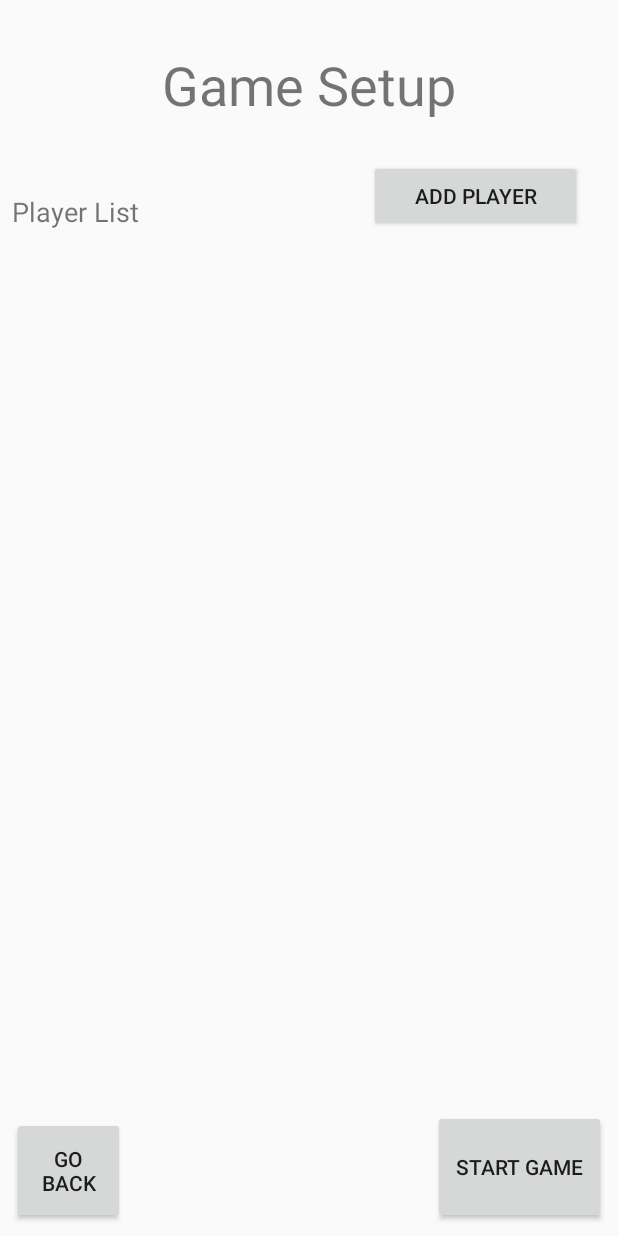
After one commit to ConnorPhalen/PictoProjectProto, an Android app: the layout activity_game_setup.xml on its own in the app's theme, with its tools: preview values and no code run, on a phone screen of 412 x 824 dp. The commit adds this screen. Run offline under Robolectric (Android 15) with nearby library versions, the phone set to English and light mode, and no system bars.

Commit message:
Added:     - Layouts for views     - Classes for dealing with setting and playing the game.

```diff
--- a/app/src/main/java/com/example/phale/pictoprojectproto/ViewClasses/GameSession.java
+++ b/app/src/main/java/com/example/phale/pictoprojectproto/Activities/GameActivity.java
@@ -1,15 +1,15 @@
-package com.example.phale.pictoprojectproto.ViewClasses;
+package com.example.phale.pictoprojectproto.Activities;
 
 import android.os.Bundle;
 import android.support.v7.app.AppCompatActivity;
 
 import com.example.phale.pictoprojectproto.R;
 
-public class GameSession extends AppCompatActivity {
+public class GameActivity extends AppCompatActivity {
 
     @Override
     protected void onCreate(Bundle savedInstanceState) {
         super.onCreate(savedInstanceState);
-        setContentView(R.layout.activity_draw);
+        setContentView(R.layout.activity_game_session);
     }
 }
--- a/app/src/main/java/com/example/phale/pictoprojectproto/DataClasses/DrawPath.java
+++ b/app/src/main/java/com/example/phale/pictoprojectproto/DataClasses/DrawPath.java
@@ -4,7 +4,7 @@ import android.graphics.Path;
 
 public class DrawPath {
 
-    public  int     colour;
+    public  int    colour;
     public boolean emboss;
     public int     strokeWidth;
     public Path    path;
--- a/app/src/main/res/layout/activity_draw.xml
+++ b/app/src/main/res/layout/activity_draw.xml
@@ -4,7 +4,7 @@
     android:id="@+id/activity_main"
     android:layout_width="match_parent"
     android:layout_height="match_parent"
-    tools:context=".ViewClasses.GameSession">
+    tools:context=".Activities.GameActivity">
 
     <ViewClasses.GameSession
         android:id="@+id/paintView"
--- /dev/null
+++ b/app/src/main/res/layout/activity_game_setup.xml
@@ -0,0 +1,86 @@
+<?xml version="1.0" encoding="utf-8"?>
+<android.support.constraint.ConstraintLayout xmlns:android="http://schemas.android.com/apk/res/android"
+    xmlns:app="http://schemas.android.com/apk/res-auto"
+    xmlns:tools="http://schemas.android.com/tools"
+    android:layout_width="match_parent"
+    android:layout_height="match_parent">
+
+    <TextView
+        android:id="@+id/textViewSetupTitle"
+        android:layout_width="wrap_content"
+        android:layout_height="wrap_content"
+        android:layout_marginEnd="8dp"
+        android:layout_marginStart="8dp"
+        android:layout_marginTop="32dp"
+        android:text="Game Setup"
+        android:textSize="36sp"
+        app:layout_constraintEnd_toEndOf="parent"
+        app:layout_constraintStart_toStartOf="parent"
+        app:layout_constraintTop_toTopOf="parent" />
+
+    <Button
+        android:id="@+id/buttonSetupPlay"
+        android:layout_width="115dp"
+        android:layout_height="76dp"
+        android:layout_marginBottom="8dp"
+        android:layout_marginEnd="8dp"
+        android:text="Start Game"
+        app:layout_constraintBottom_toBottomOf="parent"
+        app:layout_constraintEnd_toEndOf="parent" />
+
+    <Button
+        android:id="@+id/buttonSetupReturn"
+        android:layout_width="75dp"
+        android:layout_height="71dp"
+        android:layout_marginBottom="8dp"
+        android:layout_marginStart="8dp"
+        android:text="Go Back"
+        app:layout_constraintBottom_toBottomOf="parent"
+        app:layout_constraintStart_toStartOf="parent" />
+
+    <TextView
+        android:id="@+id/textViewSetupPList"
+        android:layout_width="wrap_content"
+        android:layout_height="26dp"
+        android:layout_marginStart="8dp"
+        android:layout_marginTop="48dp"
+        android:text="Player List"
+        android:textSize="18sp"
+        app:layout_constraintStart_toStartOf="parent"
+        app:layout_constraintTop_toBottomOf="@+id/textViewSetupTitle" />
+
+    <Button
+        android:id="@+id/buttonSetupPAdd"
+        android:layout_width="142dp"
+        android:layout_height="wrap_content"
+        android:layout_marginBottom="8dp"
+        android:layout_marginEnd="24dp"
+        android:text="Add Player"
+        app:layout_constraintBottom_toTopOf="@+id/scrollViewPList"
+        app:layout_constraintEnd_toEndOf="parent" />
+
+    <ScrollView
+        android:id="@+id/scrollViewPList"
+        android:layout_width="370dp"
+        android:layout_height="256dp"
+        android:layout_marginEnd="8dp"
+        android:layout_marginStart="8dp"
+        android:layout_marginTop="8dp"
+        app:layout_constraintEnd_toEndOf="parent"
+        app:layout_constraintStart_toStartOf="parent"
+        app:layout_constraintTop_toBottomOf="@+id/textViewSetupPList">
+
+        <LinearLayout
+            android:layout_width="match_parent"
+            android:layout_height="wrap_content"
+            android:orientation="vertical">
+
+            <TableLayout
+                android:layout_width="match_parent"
+                android:layout_height="match_parent">
+
+            </TableLayout>
+        </LinearLayout>
+    </ScrollView>
+
+</android.support.constraint.ConstraintLayout>
```
Also changed, not shown: app/src/main/AndroidManifest.xml (+8 -1 lines), app/src/main/java/com/example/phale/pictoprojectproto/Activities/MainMenu.java (added, +37 -0 lines), app/src/main/java/com/example/phale/pictoprojectproto/Activities/SetupActivity.java (added, +46 -0 lines), app/src/main/java/com/example/phale/pictoprojectproto/FragmentClasses/DrawFragment.java (added, +10 -0 lines), app/src/main/java/com/example/phale/pictoprojectproto/HelperClasses/GameScoreboard.java (added, +12 -0 lines), app/src/main/java/com/example/phale/pictoprojectproto/ViewClasses/DrawView.java (added, +52 -0 lines), app/src/main/java/com/example/phale/pictoprojectproto/ViewClasses/MainMenu.java (deleted, +0 -15 lines), app/src/main/res/layout/activity_game_session.xml (added, +22 -0 lines).
